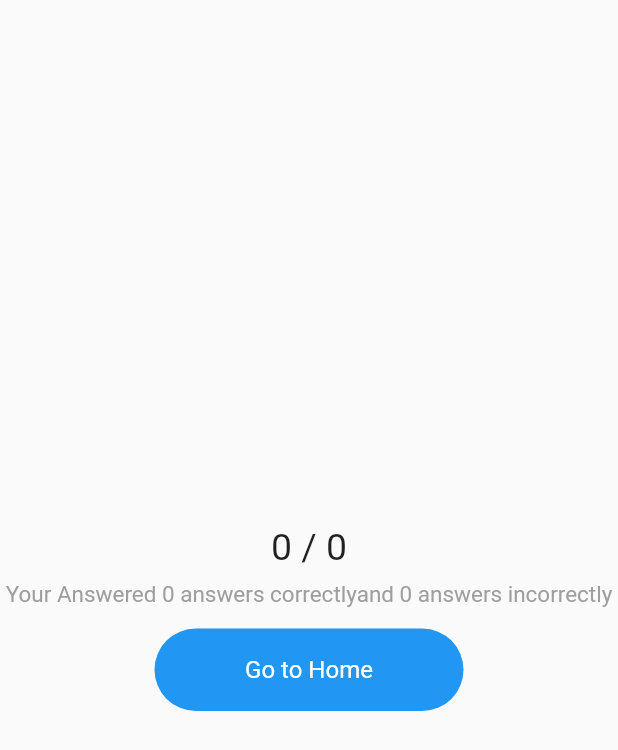
After one commit to SaadAhmedKhan64050/quizmaker, a Flutter app: the Results screen opened directly, on a phone screen of 412 x 824 dp. The commit adds this screen. Shown: the top 750 px of the screen. Run offline on Flutter 3.47's test engine with Material 2 defaults, Android fonts, the phone set to English and light mode, and no system bars; our stand-ins replace cached_network_image, cloud_firestore, firebase_auth, firebase_core, random_string, shared_preferences; accounts and stored records are empty.

Commit message:
Day3 complete(So does application)

```diff
--- /dev/null
+++ b/lib/views/results.dart
@@ -0,0 +1,57 @@
+// ignore_for_file: avoid_unnecessary_containers, prefer_const_constructors, duplicate_ignore, sized_box_for_whitespace
+
+import 'package:flutter/material.dart';
+import 'package:quizmaker/widgets/widgets.dart';
+
+class Results extends StatefulWidget {
+  const Results(
+      {Key? key,
+      required this.correct,
+      required this.incorrect,
+      required this.total})
+      : super(key: key);
+  final int correct, incorrect, total;
+
+  @override
+  State<Results> createState() => _ResultsState();
+}
+
+class _ResultsState extends State<Results> {
+  @override
+  Widget build(BuildContext context) {
+    return Scaffold(
+      body: Container(
+        height: MediaQuery.of(context).size.height,
+        child: Center(
+          child: Column(
+            mainAxisAlignment: MainAxisAlignment.center,
+            children: [
+              Text(
+                "${widget.correct} / ${widget.total}",
+                style: TextStyle(fontSize: 25),
+              ),
+              SizedBox(
+                height: 8,
+              ),
+              Text(
+                "Your Answered ${widget.correct} answers correctly"
+                "and ${widget.incorrect} answers incorrectly",
+                style: TextStyle(fontSize: 15, color: Colors.grey),
+                textAlign: TextAlign.center,
+              ),
+              SizedBox(
+                height: 14,
+              ),
+              GestureDetector(
+                  onTap: () {
+                    Navigator.pop(context);
+                  },
+                  child: blueButton(context: context, label: "Go to Home", ButtonWidth:
+                  MediaQuery.of(context).size.width/2))
+            ],
+          ),
+        ),
+      ),
+    );
+  }
+}
--- a/lib/views/signup.dart
+++ b/lib/views/signup.dart
@@ -32,7 +32,7 @@ class _SignUpState extends State<SignUp> {
             _isLoading = false;
           });
           Navigator.pushReplacement(
-              context, MaterialPageRoute(builder: ((context) => Home())));
+              context, MaterialPageRoute(builder: ((context) => SignIn  ())));
         }
       });
     }
@@ -104,7 +104,7 @@ class _SignUpState extends State<SignUp> {
                           },
                           child: blueButton(
                             context: context,
-                           label: "Sign UP" )),
+                           label: "Sign Up" )),
                       SizedBox(
                         height: 22,
                       ),
```
Also changed, not shown: lib/views/playquiz.dart (+124 -17 lines), lib/widgets/quiz_play_widget.dart (+6 -1 lines).
